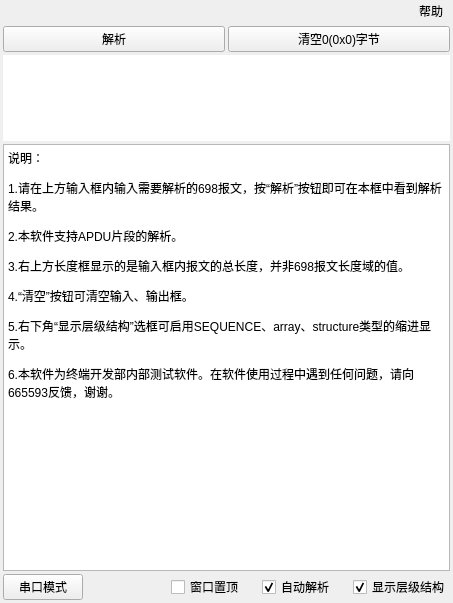
The window that UI/trans_window.ui (KayFelicities/698trans) describes before a commit, drawn with Qt 5.
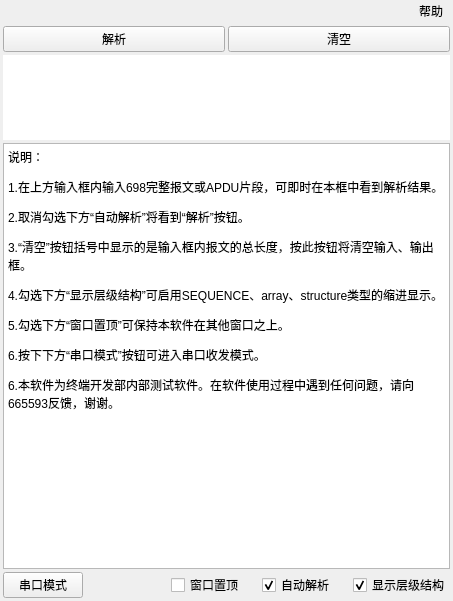
The same window after the commit. Icons and pictures are not drawn.

Diff of the .ui file:
```diff
--- a/UI/trans_window.ui
+++ b/UI/trans_window.ui
@@ -11,7 +11,7 @@
     <x>0</x>
     <y>0</y>
     <width>453</width>
-    <height>603</height>
+    <height>601</height>
    </rect>
   </property>
   <property name="windowTitle">
@@ -74,7 +74,7 @@
            </sizepolicy>
           </property>
           <property name="text">
-           <string>清空0(0x0)字节</string>
+           <string>清空</string>
           </property>
          </widget>
         </item>
@@ -179,11 +179,12 @@
 p, li { white-space: pre-wrap; }
 &lt;/style&gt;&lt;/head&gt;&lt;body style=&quot; font-family:'SimSun'; font-size:9pt; font-weight:400; font-style:normal;&quot;&gt;
 &lt;p style=&quot; margin-top:12px; margin-bottom:12px; margin-left:0px; margin-right:0px; -qt-block-indent:0; text-indent:0px;&quot;&gt;说明：&lt;/p&gt;
-&lt;p style=&quot; margin-top:12px; margin-bottom:12px; margin-left:0px; margin-right:0px; -qt-block-indent:0; text-indent:0px;&quot;&gt;1.请在上方输入框内输入需要解析的698报文，按“解析”按钮即可在本框中看到解析结果。&lt;/p&gt;
-&lt;p style=&quot; margin-top:12px; margin-bottom:12px; margin-left:0px; margin-right:0px; -qt-block-indent:0; text-indent:0px;&quot;&gt;2.本软件支持APDU片段的解析。&lt;/p&gt;
-&lt;p style=&quot; margin-top:12px; margin-bottom:12px; margin-left:0px; margin-right:0px; -qt-block-indent:0; text-indent:0px;&quot;&gt;3.右上方长度框显示的是输入框内报文的总长度，并非698报文长度域的值。&lt;/p&gt;
-&lt;p style=&quot; margin-top:12px; margin-bottom:12px; margin-left:0px; margin-right:0px; -qt-block-indent:0; text-indent:0px;&quot;&gt;4.“清空”按钮可清空输入、输出框。&lt;/p&gt;
-&lt;p style=&quot; margin-top:12px; margin-bottom:12px; margin-left:0px; margin-right:0px; -qt-block-indent:0; text-indent:0px;&quot;&gt;5.右下角“显示层级结构”选框可启用SEQUENCE、array、structure类型的缩进显示。&lt;/p&gt;
+&lt;p style=&quot; margin-top:12px; margin-bottom:12px; margin-left:0px; margin-right:0px; -qt-block-indent:0; text-indent:0px;&quot;&gt;1.在上方输入框内输入698完整报文或APDU片段，可即时在本框中看到解析结果。&lt;/p&gt;
+&lt;p style=&quot; margin-top:12px; margin-bottom:12px; margin-left:0px; margin-right:0px; -qt-block-indent:0; text-indent:0px;&quot;&gt;2.取消勾选下方“自动解析”将看到“解析”按钮。&lt;/p&gt;
+&lt;p style=&quot; margin-top:12px; margin-bottom:12px; margin-left:0px; margin-right:0px; -qt-block-indent:0; text-indent:0px;&quot;&gt;3.“清空”按钮括号中显示的是输入框内报文的总长度，按此按钮将清空输入、输出框。&lt;/p&gt;
+&lt;p style=&quot; margin-top:12px; margin-bottom:12px; margin-left:0px; margin-right:0px; -qt-block-indent:0; text-indent:0px;&quot;&gt;4.勾选下方“显示层级结构”可启用SEQUENCE、array、structure类型的缩进显示。&lt;/p&gt;
+&lt;p style=&quot; margin-top:12px; margin-bottom:12px; margin-left:0px; margin-right:0px; -qt-block-indent:0; text-indent:0px;&quot;&gt;5.勾选下方“窗口置顶”可保持本软件在其他窗口之上。&lt;/p&gt;
+&lt;p style=&quot; margin-top:12px; margin-bottom:12px; margin-left:0px; margin-right:0px; -qt-block-indent:0; text-indent:0px;&quot;&gt;6.按下下方“串口模式”按钮可进入串口收发模式。&lt;/p&gt;
 &lt;p style=&quot; margin-top:12px; margin-bottom:12px; margin-left:0px; margin-right:0px; -qt-block-indent:0; text-indent:0px;&quot;&gt;6.本软件为终端开发部内部测试软件。在软件使用过程中遇到任何问题，请向665593反馈，谢谢。&lt;/p&gt;&lt;/body&gt;&lt;/html&gt;</string>
           </property>
          </widget>
```
